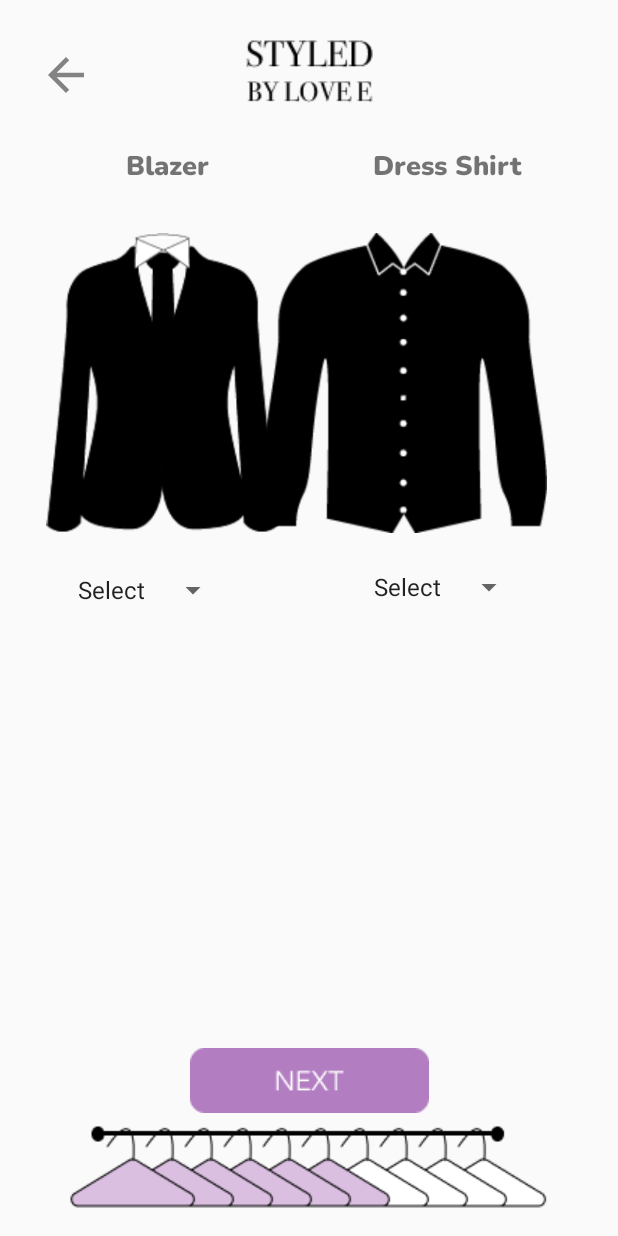
After one commit to mauricet1520/StyledPractice, an Android app: the MenPickClothingTwoFragment screen opened through its navigation route, on a phone screen of 412 x 824 dp. The commit adds this screen. Run offline under Robolectric (Android 15) with nearby library versions, the phone set to English and light mode, and no system bars; our stand-ins replace Firebase (no records; nobody signed in at launch, a user with empty details on screens opened directly); libraries missing offline, so code that uses them is left out: com.firebase.ui, com.stripe.android; Roboto replaces fonts that are not available here; 1 statement that could not run was skipped.

Commit message:
Adds men fragment

```diff
--- /dev/null
+++ b/app/src/main/java/com/coolreecedev/styledpractice/MenPickClothingTwoFragment.kt
@@ -0,0 +1,59 @@
+package com.coolreecedev.styledpractice
+
+import android.os.Bundle
+import androidx.fragment.app.Fragment
+import android.view.LayoutInflater
+import android.view.View
+import android.view.ViewGroup
+
+// TODO: Rename parameter arguments, choose names that match
+// the fragment initialization parameters, e.g. ARG_ITEM_NUMBER
+private const val ARG_PARAM1 = "param1"
+private const val ARG_PARAM2 = "param2"
+
+/**
+ * A simple [Fragment] subclass.
+ * Use the [MenPickClothingTwoFragment.newInstance] factory method to
+ * create an instance of this fragment.
+ */
+class MenPickClothingTwoFragment : Fragment() {
+    // TODO: Rename and change types of parameters
+    private var param1: String? = null
+    private var param2: String? = null
+
+    override fun onCreate(savedInstanceState: Bundle?) {
+        super.onCreate(savedInstanceState)
+        arguments?.let {
+            param1 = it.getString(ARG_PARAM1)
+            param2 = it.getString(ARG_PARAM2)
+        }
+    }
+
+    override fun onCreateView(
+        inflater: LayoutInflater, container: ViewGroup?,
+        savedInstanceState: Bundle?
+    ): View? {
+        // Inflate the layout for this fragment
+        return inflater.inflate(R.layout.fragment_men_pick_clothing_two, container, false)
+    }
+
+    companion object {
+        /**
+         * Use this factory method to create a new instance of
+         * this fragment using the provided parameters.
+         *
+         * @param param1 Parameter 1.
+         * @param param2 Parameter 2.
+         * @return A new instance of fragment MenPickClothingTwoFragment.
+         */
+        // TODO: Rename and change types and number of parameters
+        @JvmStatic
+        fun newInstance(param1: String, param2: String) =
+            MenPickClothingTwoFragment().apply {
+                arguments = Bundle().apply {
+                    putString(ARG_PARAM1, param1)
+                    putString(ARG_PARAM2, param2)
+                }
+            }
+    }
+}
--- a/app/src/main/java/com/coolreecedev/styledpractice/ScheduleDateFragment.kt
+++ b/app/src/main/java/com/coolreecedev/styledpractice/ScheduleDateFragment.kt
@@ -161,8 +161,7 @@ class ScheduleDateFragment : Fragment() {
                 staffMembers = staffTimeSlots
             })
 
-            binding.imageView12.visibility = View.INVISIBLE
-            binding.textDate.visibility = View.VISIBLE
+             binding.textDate.visibility = View.VISIBLE
 
             binding.textDate.text = param3
             Toast.makeText(context, "Date selected: $param1", Toast.LENGTH_LONG).show()
--- a/app/src/main/res/layout/fragment_body_type.xml
+++ b/app/src/main/res/layout/fragment_body_type.xml
@@ -14,7 +14,7 @@
         android:layout_marginStart="8dp"
         android:layout_marginEnd="8dp"
         android:layout_marginBottom="8dp"
-        android:src="@drawable/hanger_step_one"
+        android:src="@drawable/hanger_five"
         app:layout_constraintBottom_toBottomOf="parent"
         app:layout_constraintEnd_toEndOf="parent"
         app:layout_constraintStart_toStartOf="parent" />
--- /dev/null
+++ b/app/src/main/res/layout/fragment_men_pick_clothing_two.xml
@@ -0,0 +1,134 @@
+<?xml version="1.0" encoding="utf-8"?>
+<androidx.constraintlayout.widget.ConstraintLayout
+    xmlns:android="http://schemas.android.com/apk/res/android"
+    xmlns:tools="http://schemas.android.com/tools"
+    android:layout_width="match_parent"
+    android:layout_height="match_parent"
+    xmlns:app="http://schemas.android.com/apk/res-auto"
+    tools:context=".MenPickClothingTwoFragment">
+
+    <TextView
+        android:id="@+id/textView53"
+        android:layout_width="wrap_content"
+        android:layout_height="wrap_content"
+        android:layout_marginTop="24dp"
+        android:layout_marginRight="64dp"
+        android:fontFamily="@font/nunito_black"
+
+        android:text="Dress Shirt"
+        android:textSize="18sp"
+        android:textStyle="bold"
+        app:layout_constraintRight_toRightOf="parent"
+        app:layout_constraintTop_toBottomOf="@+id/imageView7" />
+
+    <ImageView
+        android:id="@+id/imageView12"
+        android:layout_width="wrap_content"
+        android:layout_height="wrap_content"
+        android:layout_marginStart="8dp"
+        android:layout_marginEnd="8dp"
+        android:layout_marginBottom="8dp"
+        android:src="@drawable/hanger_six"
+        app:layout_constraintBottom_toBottomOf="parent"
+        app:layout_constraintEnd_toEndOf="parent"
+        app:layout_constraintStart_toStartOf="parent" />
+
+    <ImageButton
+        android:id="@+id/menPickClothingNextButton"
+        android:layout_width="wrap_content"
+        android:layout_height="wrap_content"
+        android:layout_marginStart="16dp"
+        android:layout_marginEnd="16dp"
+        android:layout_marginBottom="8dp"
+        android:background="@android:color/transparent"
+        android:src="@drawable/next_button"
+        app:layout_constraintBottom_toTopOf="@+id/imageView12"
+        app:layout_constraintEnd_toEndOf="parent"
+        app:layout_constraintStart_toStartOf="parent" />
+
+    <ImageView
+        android:id="@+id/imageView7"
+        android:layout_width="wrap_content"
+        android:layout_height="wrap_content"
+        android:layout_marginTop="24dp"
+        android:src="@drawable/logo_black"
+        app:layout_constraintEnd_toEndOf="parent"
+        app:layout_constraintStart_toStartOf="parent"
+        app:layout_constraintTop_toTopOf="parent">
+
+    </ImageView>
+
+    <ImageButton
+        android:id="@+id/imageButton2"
+        android:layout_width="wrap_content"
+        android:layout_height="wrap_content"
+        android:layout_marginStart="32dp"
+        android:layout_marginTop="32dp"
+        android:layout_marginEnd="107dp"
+        android:background="@android:color/transparent"
+        android:onClick="navigatePreviousScreen"
+        android:src="@drawable/ic_action_arrow_back"
+        app:layout_constraintEnd_toStartOf="@+id/imageView7"
+        app:layout_constraintStart_toStartOf="parent"
+        app:layout_constraintTop_toTopOf="parent" />
+
+
+    <ImageView
+        android:id="@+id/imageView16"
+        android:layout_width="200dp"
+        android:layout_height="200dp"
+        android:layout_marginStart="8dp"
+        android:layout_marginTop="32dp"
+        android:src="@drawable/blazer"
+        app:layout_constraintStart_toStartOf="parent"
+        app:layout_constraintTop_toBottomOf="@+id/textView39" />
+
+    <TextView
+        android:id="@+id/textView39"
+        android:layout_width="wrap_content"
+        android:layout_height="wrap_content"
+        android:layout_marginStart="84dp"
+        android:layout_marginTop="24dp"
+        android:layout_marginBottom="24dp"
+        android:fontFamily="@font/nunito_black"
+        android:text="Blazer"
+        android:textSize="18sp"
+        android:textStyle="bold"
+        app:layout_constraintBottom_toTopOf="@+id/imageView16"
+        app:layout_constraintStart_toStartOf="parent"
+        app:layout_constraintTop_toBottomOf="@+id/imageView7" />
+
+    <Spinner
+        android:id="@+id/tshirtsSpinnerId"
+        android:layout_width="wrap_content"
+        android:layout_height="wrap_content"
+        android:layout_marginStart="44dp"
+        android:layout_marginTop="26dp"
+        android:entries="@array/spinner_top_info"
+        android:spinnerMode="dialog"
+        app:layout_constraintStart_toStartOf="parent"
+        app:layout_constraintTop_toBottomOf="@+id/imageView16" />
+
+    <ImageView
+        android:id="@+id/imageView42"
+        android:layout_width="wrap_content"
+        android:layout_height="200dp"
+        android:layout_marginTop="32dp"
+        android:layout_marginEnd="40dp"
+        android:src="@drawable/dress_shirt"
+        app:layout_constraintEnd_toEndOf="parent"
+        app:layout_constraintTop_toBottomOf="@+id/textView39"
+        tools:srcCompat="@drawable/mens_pants" />
+
+    <Spinner
+        android:id="@+id/dressShirtSpinnerId"
+        android:layout_width="0dp"
+        android:layout_height="wrap_content"
+        android:layout_marginTop="24dp"
+        android:layout_marginEnd="62dp"
+        android:entries="@array/spinner_top_info"
+        android:spinnerMode="dialog"
+        app:layout_constraintEnd_toEndOf="parent"
+        app:layout_constraintTop_toBottomOf="@+id/imageView42" />
+
+</androidx.constraintlayout.widget.ConstraintLayout>
--- a/app/src/main/res/navigation/nav_graph.xml
+++ b/app/src/main/res/navigation/nav_graph.xml
@@ -227,6 +227,9 @@
         <action
             android:id="@+id/action_clothesTypeFragment_to_bodyTypeFragment"
             app:destination="@id/bodyTypeFragment" />
+        <action
+            android:id="@+id/action_clothesTypeFragment_to_bodyTypeMenFragment2"
+            app:destination="@id/bodyTypeMenFragment" />
     </fragment>
     <fragment
         android:id="@+id/womenClothingFragment"
@@ -431,5 +434,54 @@
         android:id="@+id/bodyTypeMenFragment"
         android:name="com.coolreecedev.styledpractice.BodyTypeMenFragment"
         android:label="fragment_body_type_men"
-        tools:layout="@layout/fragment_body_type_men" />
+        tools:layout="@layout/fragment_body_type_men" >
+        <argument
+            android:name="appointment"
+            app:argType="com.coolreecedev.styledpractice.data.Appointment"
+            app:nullable="true"
+            android:defaultValue="@null" />
+        <argument
+            android:name="customer"
+            app:argType="com.coolreecedev.styledpractice.data.customer.Customer"
+            app:nullable="true"
+            android:defaultValue="@null" />
+        <action
+            android:id="@+id/action_bodyTypeMenFragment_to_menPickClothingFragment"
+            app:destination="@id/menPickClothingFragment" />
+    </fragment>
+    <fragment
+        android:id="@+id/menPickClothingFragment"
+        android:name="com.coolreecedev.styledpractice.MenPickClothingFragment"
+        android:label="fragment_men_pick_clothing"
+        tools:layout="@layout/fragment_men_pick_clothing" >
+        <argument
+            android:name="appointment"
+            app:argType="com.coolreecedev.styledpractice.data.Appointment"
+            app:nullable="true"
+            android:defaultValue="@null" />
+        <argument
+            android:name="customer"
+            app:argType="com.coolreecedev.styledpractice.data.customer.Customer"
+            app:nullable="true"
+            android:defaultValue="@null" />
+        <action
+            android:id="@+id/action_menPickClothingFragment_to_menPickClothingTwoFragment"
+            app:destination="@id/menPickClothingTwoFragment" />
+    </fragment>
+    <fragment
+        android:id="@+id/menPickClothingTwoFragment"
+        android:name="com.coolreecedev.styledpractice.MenPickClothingTwoFragment"
+        android:label="fragment_men_pick_clothing_two"
+        tools:layout="@layout/fragment_men_pick_clothing_two" >
+        <argument
+            android:name="appointment"
+            app:argType="com.coolreecedev.styledpractice.data.Appointment"
+            app:nullable="true"
+            android:defaultValue="@null" />
+        <argument
+            android:name="customer"
+            app:argType="com.coolreecedev.styledpractice.data.customer.Customer"
+            app:nullable="true"
+            android:defaultValue="@null" />
+    </fragment>
 </navigation>
```
Also changed, not shown: app/src/main/java/com/coolreecedev/styledpractice/BodyTypeFragment.kt (+50 -11 lines), app/src/main/java/com/coolreecedev/styledpractice/BodyTypeMenFragment.kt (+52 -30 lines), app/src/main/java/com/coolreecedev/styledpractice/ClothesTypeFragment.kt (+13 -4 lines), app/src/main/java/com/coolreecedev/styledpractice/MenPickClothingFragment.kt (added, +65 -0 lines), app/src/main/res/layout/fragment_body_type_men.xml (+8 -7 lines), app/src/main/res/layout/fragment_men_pick_clothing.xml (added, +133 -0 lines), app/src/main/res/layout/fragment_women_pick_clothing_two.xml (+11 -14 lines), app/src/main/res/drawable-v24/blazer.png (added), app/src/main/res/drawable-v24/dress_shirt.png (added), app/src/main/res/drawable-v24/hanger_six.png (added), app/src/main/res/drawable-v24/mens_pants.png (added), app/src/main/res/drawable-v24/t_shirt.png (added).
